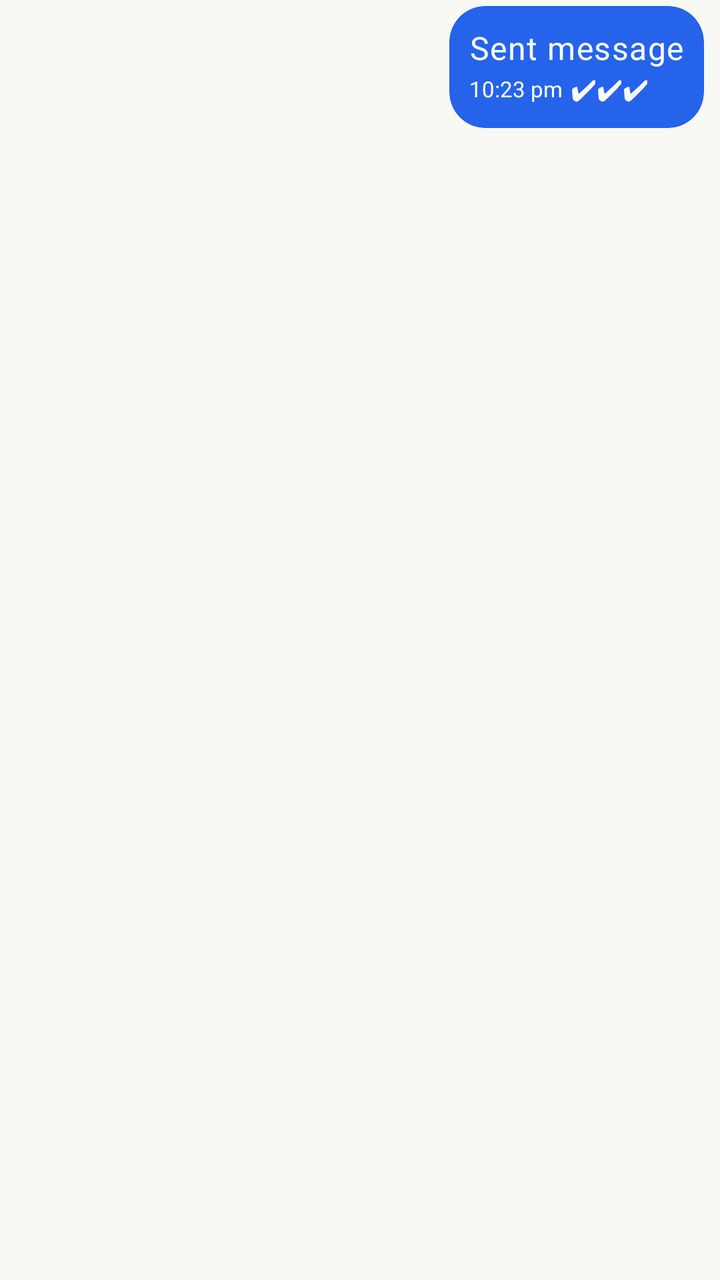
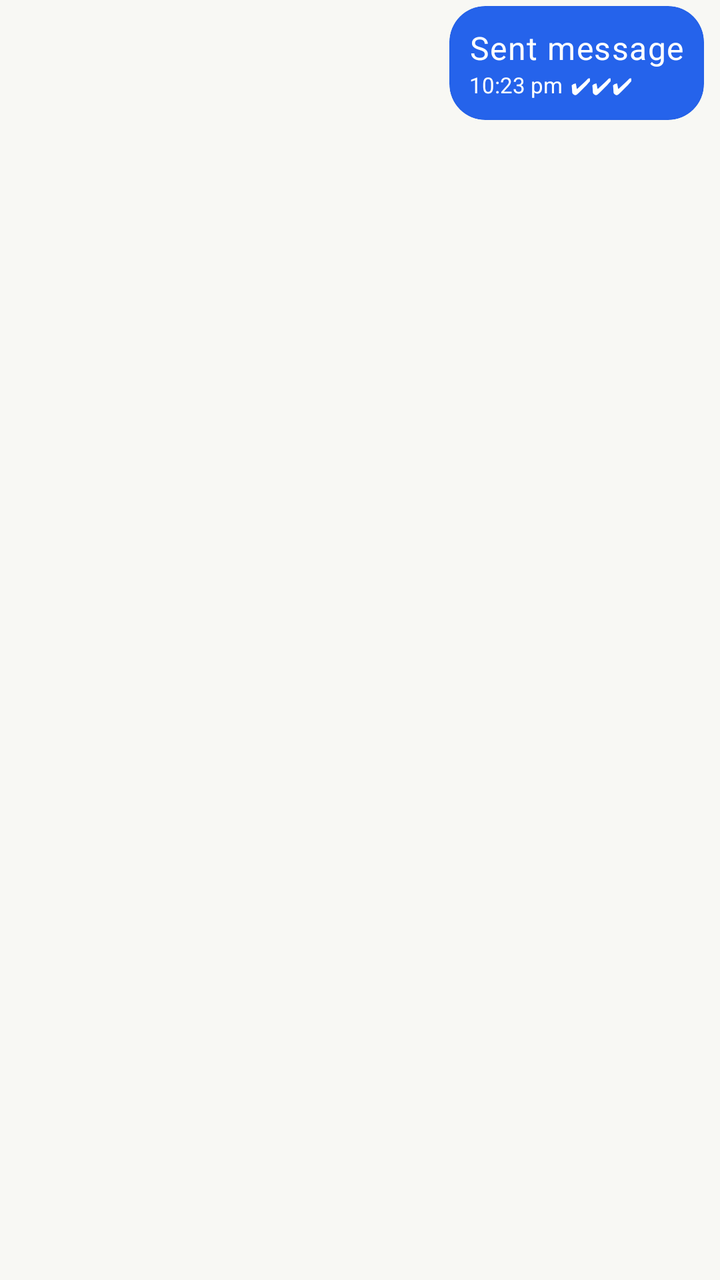

Before-and-after screenshots of an Android layout around one commit, followed by the original layout XML and the change that was made.
<!-- AndroidManifest.xml: application theme Theme.ChatApp -->
<!-- res/layout/card_item_send_message_right.xml -->
<?xml version="1.0" encoding="utf-8"?>
<androidx.constraintlayout.widget.ConstraintLayout
    xmlns:android="http://schemas.android.com/apk/res/android"
    xmlns:app="http://schemas.android.com/apk/res-auto"

    android:layout_width="match_parent"
    android:layout_height="wrap_content"

    android:paddingHorizontal="@dimen/spacing_small"
    android:paddingVertical="3dp">


    <com.google.android.material.card.MaterialCardView

        android:id="@+id/bubbleSend"

        android:layout_width="wrap_content"
        android:layout_height="wrap_content"
        app:cardCornerRadius="18dp"
        app:cardElevation="0dp"
        app:strokeColor="@color/cardview_shadow_end_color"
        app:cardBackgroundColor="?attr/colorPrimary"
        app:layout_constraintEnd_toEndOf="parent"
        app:layout_constraintTop_toTopOf="parent"
        >


        <LinearLayout
            android:layout_width="wrap_content"
            android:layout_height="wrap_content"
            android:maxWidth="300dp"
            android:orientation="vertical"
            android:padding="10dp"
            app:cardBackgroundColor="?attr/colorPrimary"
            app:layout_constraintEnd_toEndOf="parent"
            app:layout_constraintTop_toTopOf="parent"
            >


            

            <TextView

                android:id="@+id/tvMessageSend_id"
                android:layout_width="wrap_content"
                android:layout_height="wrap_content"
                android:maxWidth="280dp"
                android:textColor="?attr/colorOnPrimary"
                style="@style/TextAppearance.ChatApp.Body"
                android:text="@string/msg_send"/>


            

            <TextView
                android:id="@+id/tvEditedSend_id"
                android:layout_width="wrap_content"
                android:layout_height="wrap_content"
                android:text="@string/edited"
                android:textSize="11sp"
                android:textStyle="italic"
                android:textColor="?attr/colorOnPrimary"
                android:alpha="0.7"
                android:visibility="gone"/>


            

            <LinearLayout

                android:layout_width="wrap_content"
                android:layout_height="wrap_content"
                android:gravity="end|center_vertical"
                android:orientation="horizontal"
                >


                <TextView

                    android:id="@+id/tvTimeSend_itemSender_id"
                    android:layout_width="wrap_content"
                    android:layout_height="wrap_content"
                    android:textSize="11sp"
                    android:text="10:23 pm"
                    android:textColor="?attr/colorOnPrimary"/>
                <TextView

                    android:id="@+id/tv_StatusSend_itemSender"
                    android:layout_width="wrap_content"
                    android:layout_height="wrap_content"
                    android:layout_marginStart="4dp"
                    android:text="✔✔✔"
                    android:textColor="?attr/colorOnPrimary"
                    />


            </LinearLayout>


        </LinearLayout>


    </com.google.android.material.card.MaterialCardView>


</androidx.constraintlayout.widget.ConstraintLayout>
<!-- resources referenced by this layout -->
<resources>
  <dimen name="spacing_small">8dp</dimen>
  <string name="edited">Edited</string>
  <string name="msg_send">Sent message</string>
  <style name="TextAppearance.ChatApp.Body" parent="TextAppearance.Material3.BodyLarge" />
  <style name="Theme.ChatApp" parent="Base.Theme.ChatApp" />
  <style name="Base.Theme.ChatApp" parent="Theme.Material3.DayNight.NoActionBar">
  
          
          <item name="colorPrimary">
              @color/primary
          </item>
  
          <item name="colorOnPrimary">
              @color/on_primary
          </item>
  
  
          <item name="colorSecondary">
              @color/secondary
          </item>
  
          <item name="colorOnSecondary">
              @color/on_secondary
          </item>
  
  
          <item name="android:colorBackground">
              @color/background
          </item>
  
  
          <item name="colorSurface">
              @color/surface
          </item>
  
          <item name="colorOnSurface">
              @color/on_surface
          </item>
  
  
          <item name="colorError">
              @color/error
          </item>
  
          <item name="colorOnError">
              @color/on_error
          </item>
  
  
          <item name="colorOutline">
              @color/outline
          </item>
  
  
      </style>
  <color name="primary">#2563EB</color>
  <color name="on_primary">#FFFFFF</color>
  <color name="secondary">#38BDF8</color>
  <color name="on_secondary">#FFFFFF</color>
  <color name="background">#F8F8f4</color>
  <color name="surface">#FFFFFF</color>
  <color name="on_surface">#111827</color>
  <color name="error">#DC2626</color>
  <color name="on_error">#FFFFFF</color>
  <color name="outline">#CBD5E1</color>
</resources>

<!-- the commit's change to res/layout/card_item_send_message_right.xml (unified diff, before → after) -->
@@ -1,19 +1,14 @@
 <?xml version="1.0" encoding="utf-8"?>
-<androidx.constraintlayout.widget.ConstraintLayout
-    xmlns:android="http://schemas.android.com/apk/res/android"
+<androidx.constraintlayout.widget.ConstraintLayout xmlns:android="http://schemas.android.com/apk/res/android"
     xmlns:app="http://schemas.android.com/apk/res-auto"
 
     android:layout_width="match_parent"
     android:layout_height="wrap_content"
-
     android:paddingHorizontal="@dimen/spacing_small"
     android:paddingVertical="3dp">
 
-
     <com.google.android.material.card.MaterialCardView
-
         android:id="@+id/bubbleSend"
-
         android:layout_width="wrap_content"
         android:layout_height="wrap_content"
         app:cardCornerRadius="18dp"
@@ -21,9 +16,7 @@
         app:strokeColor="@color/cardview_shadow_end_color"
         app:cardBackgroundColor="?attr/colorPrimary"
         app:layout_constraintEnd_toEndOf="parent"
-        app:layout_constraintTop_toTopOf="parent"
-        >
-
+        app:layout_constraintTop_toTopOf="parent">
 
         <LinearLayout
             android:layout_width="wrap_content"
@@ -33,21 +26,16 @@
             android:padding="10dp"
             app:cardBackgroundColor="?attr/colorPrimary"
             app:layout_constraintEnd_toEndOf="parent"
-            app:layout_constraintTop_toTopOf="parent"
-            >
-
-
+            app:layout_constraintTop_toTopOf="parent">
             
-
             <TextView
-
                 android:id="@+id/tvMessageSend_id"
                 android:layout_width="wrap_content"
                 android:layout_height="wrap_content"
                 android:maxWidth="280dp"
                 android:textColor="?attr/colorOnPrimary"
                 style="@style/TextAppearance.ChatApp.Body"
-                android:text="@string/msg_send"/>
+                android:text="@string/msg_send" />
 
 
             
@@ -61,7 +49,7 @@
                 android:textStyle="italic"
                 android:textColor="?attr/colorOnPrimary"
                 android:alpha="0.7"
-                android:visibility="gone"/>
+                android:visibility="gone" />
 
 
             
@@ -71,9 +59,7 @@
                 android:layout_width="wrap_content"
                 android:layout_height="wrap_content"
                 android:gravity="end|center_vertical"
-                android:orientation="horizontal"
-                >
-
+                android:orientation="horizontal">
 
                 <TextView
 
@@ -82,23 +68,18 @@
                     android:layout_height="wrap_content"
                     android:textSize="11sp"
                     android:text="10:23 pm"
-                    android:textColor="?attr/colorOnPrimary"/>
+                    android:textColor="?attr/colorOnPrimary" />
+
                 <TextView
-
                     android:id="@+id/tv_StatusSend_itemSender"
                     android:layout_width="wrap_content"
                     android:layout_height="wrap_content"
                     android:layout_marginStart="4dp"
+                    android:textSize="11sp"
                     android:text="✔✔✔"
-                    android:textColor="?attr/colorOnPrimary"
-                    />
-
-
+                    android:textColor="?attr/colorOnPrimary" />
             </LinearLayout>
-
-
         </LinearLayout>
-
 
     </com.google.android.material.card.MaterialCardView>
 
